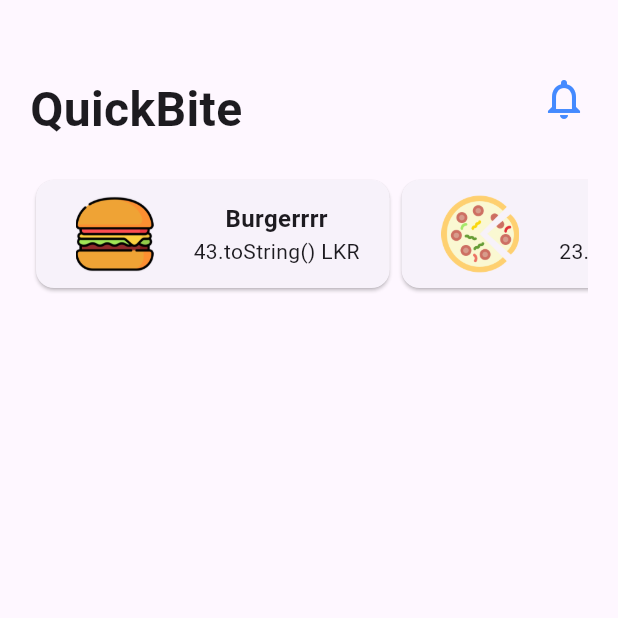
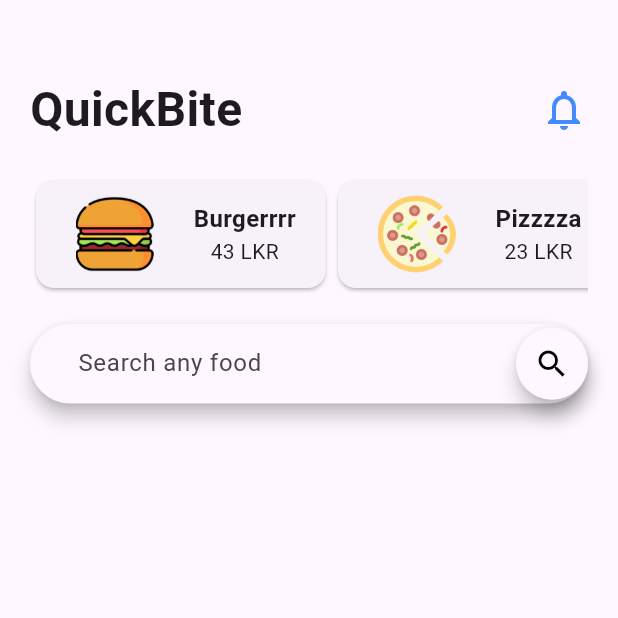
Before and after one commit to Shavidika/QuickBite, a Flutter app: the screen it shows after launch, on a phone screen of 412 x 824 dp, the top half of it. Run offline on Flutter 3.47's test engine with Material 3 defaults, Android fonts, the phone set to English and light mode, and no system bars.

Commit message:
create search box

```diff
--- a/lib/src/homeScreen.dart
+++ b/lib/src/homeScreen.dart
@@ -2,6 +2,7 @@ import 'package:flutter/material.dart';
 import 'package:quickbite/src/widgets/food_card.dart';
 import 'package:quickbite/src/widgets/food_category.dart';
 import 'package:quickbite/src/widgets/home_top_info.dart';
+import 'package:quickbite/src/widgets/search.dart';
 
 class HomeScreen extends StatefulWidget {
   @override
@@ -14,7 +15,12 @@ class _HomeScreenState extends State<HomeScreen> {
     return Scaffold(
         body: ListView(
       padding: EdgeInsets.only(left: 20.0, right: 20.0, top: 50.0),
-      children: <Widget>[HomeTopInfo(), FoodCategory()],
+      children: <Widget>[
+        HomeTopInfo(),
+        FoodCategory(),
+        SizedBox(height: 20),
+        Search(),
+      ],
     ));
   }
 }
--- a/lib/src/models/category_model.dart
+++ b/lib/src/models/category_model.dart
@@ -2,7 +2,7 @@
 class Category {
     final String categoryName;
     final String imagePath;
-    final int numberOfItems;
+    final int price;
 
-    Category(this.categoryName, this.imagePath, this.numberOfItems);
+    Category(this.categoryName, this.imagePath, this.price);
 }
--- a/lib/src/widgets/food_card.dart
+++ b/lib/src/widgets/food_card.dart
@@ -3,12 +3,12 @@ import 'package:flutter/material.dart';
 class FoodCard extends StatelessWidget {
   final String categoryName;
   final String imagePath;
-  final int numberOfItems;
+  final int price;
 
   FoodCard({
     required this.categoryName,
     required this.imagePath,
-    required this.numberOfItems,
+    required this.price,
   });
 
   @override
@@ -24,7 +24,7 @@ class FoodCard extends StatelessWidget {
               width: 65.0,
             ),
             SizedBox(
-              width: 20.0,
+              width: 20.0, //the gap between the image and text
             ),
             Column(
               mainAxisAlignment: MainAxisAlignment.center,
@@ -33,7 +33,7 @@ class FoodCard extends StatelessWidget {
                   categoryName,
                   style: TextStyle(fontWeight: FontWeight.bold, fontSize: 16.0),
                 ),
-                Text('$numberOfItems.toString() LKR'),
+                Text('${price.toString()} LKR'),
               ],
             ),
           ],
--- a/lib/src/widgets/food_category.dart
+++ b/lib/src/widgets/food_category.dart
@@ -23,7 +23,7 @@ class FoodCategory extends StatelessWidget {
           return FoodCard(
             categoryName: _categories[index].categoryName,
             imagePath: _categories[index].imagePath,
-            numberOfItems: _categories[index].numberOfItems,
+            price: _categories[index].price,
           );
         },
       ),
--- a/lib/src/widgets/home_top_info.dart
+++ b/lib/src/widgets/home_top_info.dart
@@ -9,7 +9,7 @@ class HomeTopInfo extends StatelessWidget {
       margin: EdgeInsets.only(bottom: 20.0),
       child: Row(
         mainAxisAlignment: MainAxisAlignment.spaceBetween,
-        crossAxisAlignment: CrossAxisAlignment.start,
+        crossAxisAlignment: CrossAxisAlignment.center,
         children: <Widget>[
           Column(
             crossAxisAlignment: CrossAxisAlignment.start,
--- /dev/null
+++ b/lib/src/widgets/search.dart
@@ -0,0 +1,29 @@
+import 'package:flutter/material.dart';
+
+class Search extends StatelessWidget {
+  @override
+  Widget build(BuildContext context) {
+    return Material(
+      elevation: 5.0,
+      borderRadius: BorderRadius.circular(30.0),
+      child: TextField(
+        decoration: InputDecoration(
+          contentPadding: EdgeInsets.symmetric(
+            horizontal: 32.0,
+            vertical: 14.5,
+          ),
+          hintText: "Search any food",
+          suffixIcon: Material(
+            elevation: 5.0,
+            borderRadius: BorderRadius.circular(30.0),
+            child: Icon(
+              Icons.search,
+              color: Colors.black,
+            ),
+          ),
+          border: InputBorder.none,
+        ),
+      ),
+    );
+  }
+}
--- /dev/null
+++ b/lib/src/widgets/test.dart
@@ -0,0 +1,15 @@
+import 'package:flutter/material.dart';
+
+class MyWidget extends StatefulWidget {
+  const MyWidget({super.key});
+
+  @override
+  State<MyWidget> createState() => _MyWidgetState();
+}
+
+class _MyWidgetState extends State<MyWidget> {
+  @override
+  Widget build(BuildContext context) {
+    return const Placeholder();
+  }
+}
```
